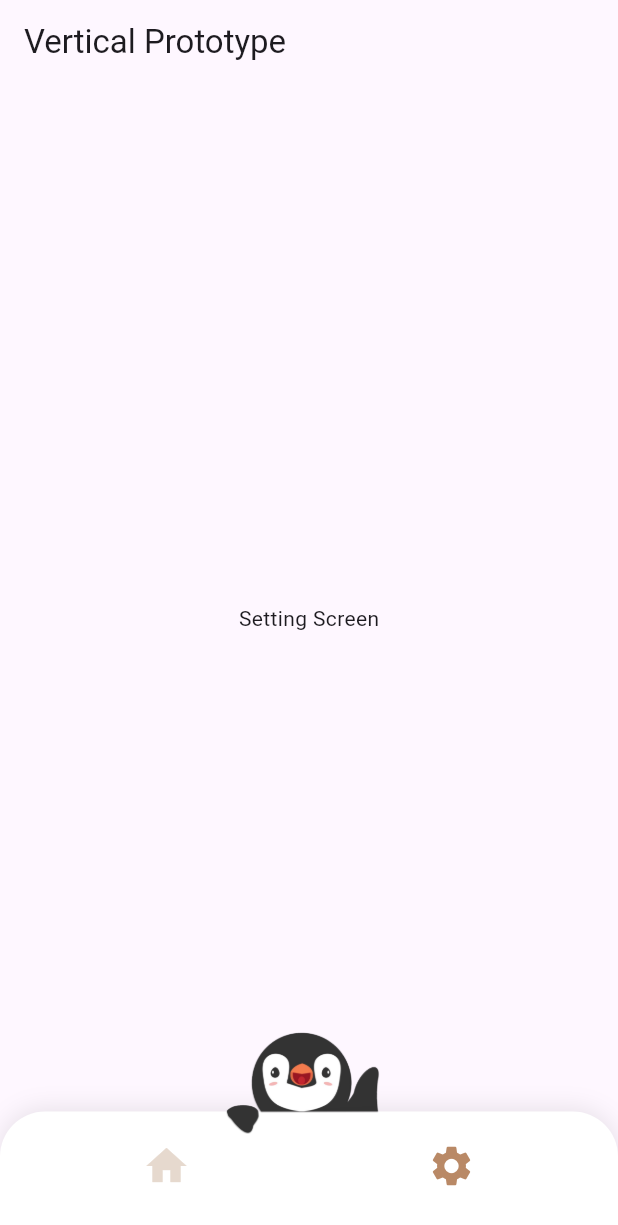
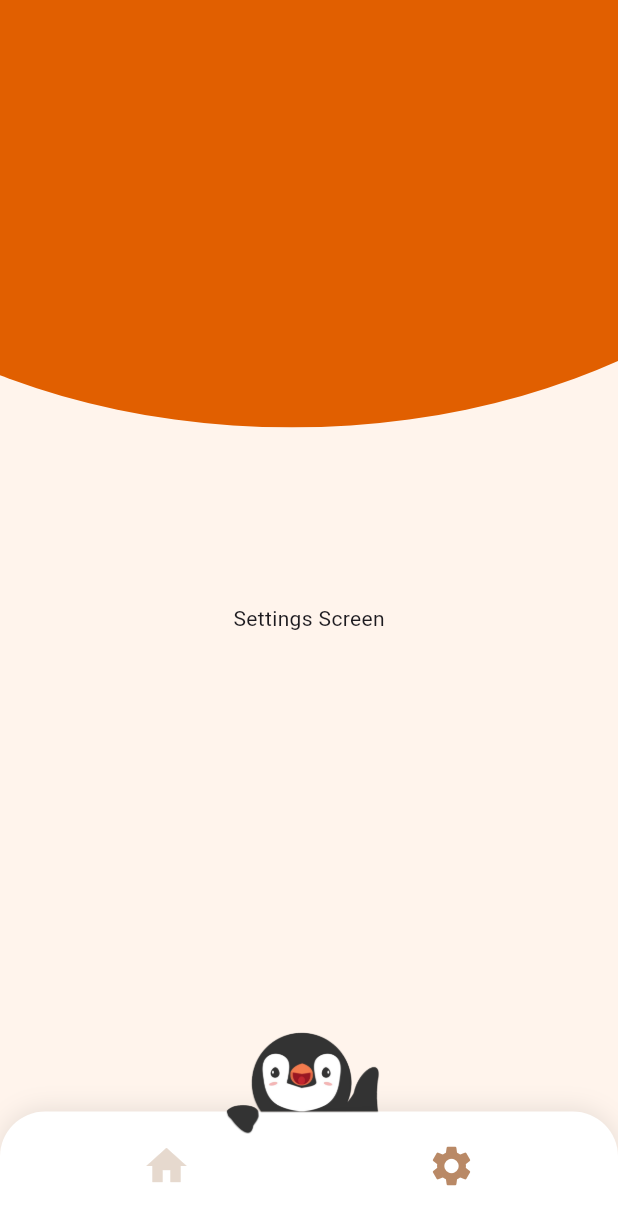
Before and after one commit to YZ1GO/L.EIC017_ES_PRJ, a Flutter app: the screen it shows after launch, after a tap on the "settings" icon, on a phone screen of 412 x 824 dp. Shown: the top 1225 px of the screen. Run offline on Flutter 3.47's test engine with Material 3 defaults, Android fonts, the phone set to English and light mode, and no system bars.

Commit message:
design of the main screen

```diff
--- a/app/lib/navigation_menu.dart
+++ b/app/lib/navigation_menu.dart
@@ -49,7 +49,6 @@ class NavigationMenuState extends State<NavigationMenu> {
       extendBodyBehindAppBar: true,
       extendBody: true,
       appBar: AppBar(
-        title: const Text('Vertical Prototype'),
         elevation: 0,
         backgroundColor: Colors.transparent,
       ),
--- a/app/lib/screens/home_screen.dart
+++ b/app/lib/screens/home_screen.dart
@@ -6,23 +6,21 @@ class HomeScreen extends StatelessWidget {
   @override
   Widget build(BuildContext context) {
     return Scaffold(
-      backgroundColor: Colors.transparent,
+      backgroundColor: Color.fromRGBO(255, 244, 236, 1), // Background color
       body: Stack(
         children: [
-          // Background shape
-          Container(
-            width: double.infinity,
-            height: double.infinity,
-            decoration: BoxDecoration(
-              color: Color.fromRGBO(255, 244, 236, 1), // Background color of the shape
-              borderRadius: BorderRadius.circular(0), // Border radius of the shape
-            ),
+          Center(
+            child: Text('Home Screen'),
           ),
-          // Content
-          const Center(
-            child: Text(
-              'Home Screen',
-              style: TextStyle(color: Colors.white, fontSize: 24),
+          Positioned(
+            left: -206,
+            top: -268,
+            child: ClipOval(
+              child: Container(
+                width: 801,
+                height: 553,
+                color: Color.fromRGBO(225, 95, 0, 1),
+              ),
             ),
           ),
         ],
--- a/app/lib/screens/settings_screen.dart
+++ b/app/lib/screens/settings_screen.dart
@@ -5,9 +5,25 @@ class SettingsScreen extends StatelessWidget {
 
   @override
   Widget build(BuildContext context) {
-    return Container(
-      child: const Center(
-        child: Text('Setting Screen'),
+    return Scaffold(
+      backgroundColor: Color.fromRGBO(255, 244, 236, 1), // Background color
+      body: Stack(
+        children: [
+          Center(
+            child: Text('Settings Screen'),
+          ),
+          Positioned(
+            left: -206,
+            top: -268,
+            child: ClipOval(
+              child: Container(
+                width: 801,
+                height: 553,
+                color: Color.fromRGBO(225, 95, 0, 1),
+              ),
+            ),
+          ),
+        ],
       ),
     );
   }
```
